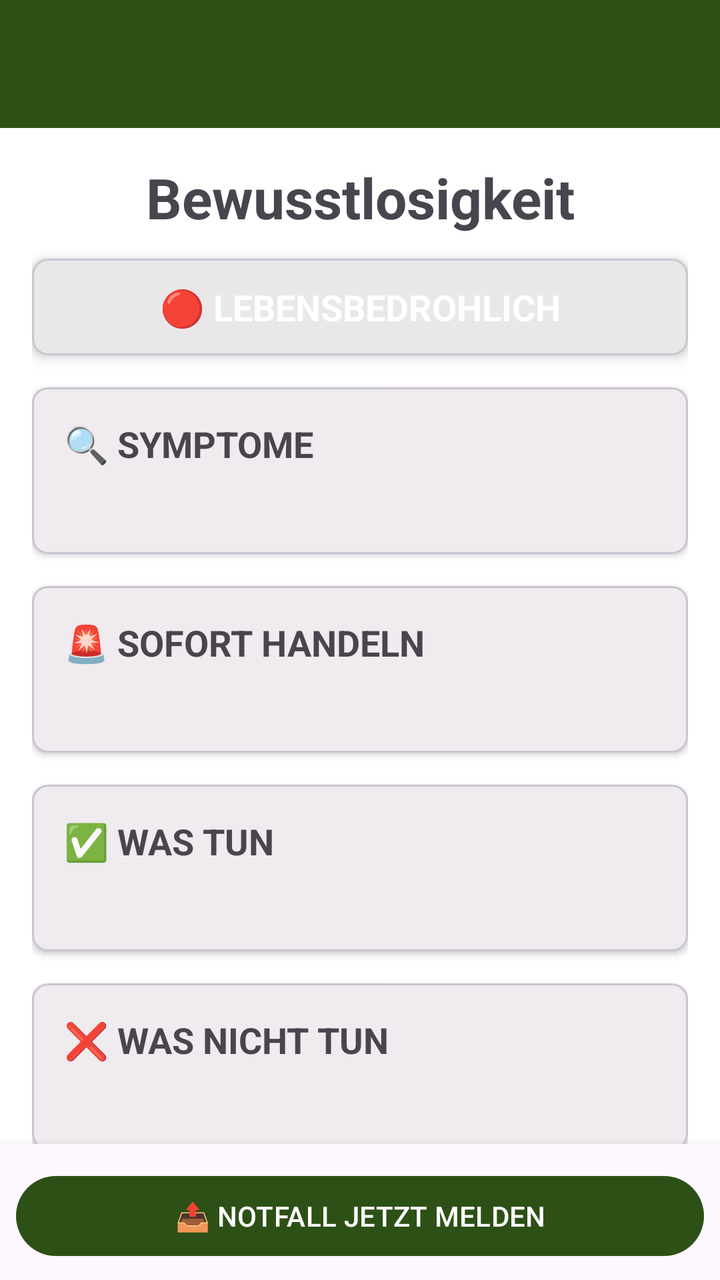
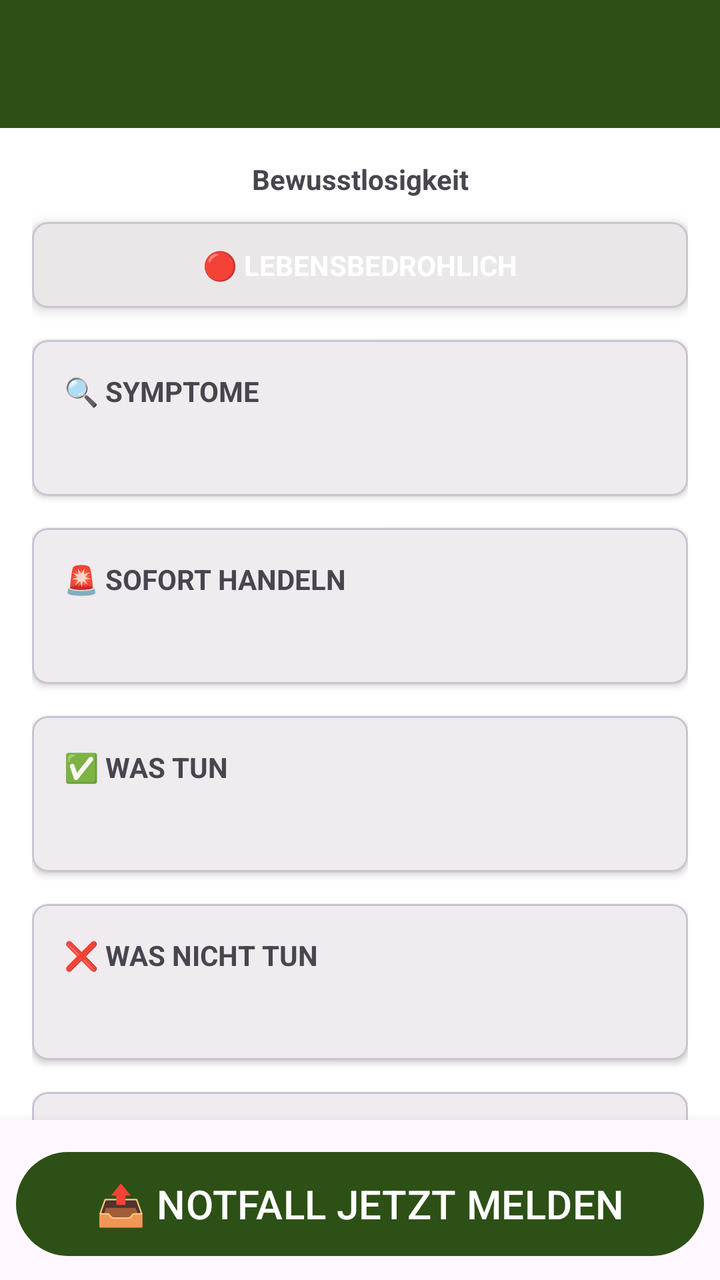

Before-and-after screenshots of an Android layout around one commit, followed by the original layout XML and the change that was made.
<!-- AndroidManifest.xml: application theme Theme.HundeWildnis -->
<!-- res/layout/activity_first_aid_instruction.xml -->
<?xml version="1.0" encoding="utf-8"?>
<androidx.coordinatorlayout.widget.CoordinatorLayout
    xmlns:android="http://schemas.android.com/apk/res/android"
    xmlns:app="http://schemas.android.com/apk/res-auto"
    android:layout_width="match_parent"
    android:layout_height="match_parent">

    <com.google.android.material.appbar.AppBarLayout
        android:layout_width="match_parent"
        android:layout_height="wrap_content"
        android:fitsSystemWindows="true">

        <com.google.android.material.appbar.MaterialToolbar
            android:id="@+id/toolbar"
            android:layout_width="match_parent"
            android:layout_height="?attr/actionBarSize"
            android:background="?attr/colorPrimary"
            app:titleTextColor="@android:color/white" />

    </com.google.android.material.appbar.AppBarLayout>

    <androidx.core.widget.NestedScrollView
        android:layout_width="match_parent"
        android:layout_height="match_parent"
        app:layout_behavior="@string/appbar_scrolling_view_behavior"
        android:paddingBottom="200dp"
        android:clipToPadding="false">

        <LinearLayout
            android:layout_width="match_parent"
            android:layout_height="wrap_content"
            android:orientation="vertical"
            android:padding="16dp">

            
            <TextView
                android:id="@+id/tvTitle"
                android:layout_width="match_parent"
                android:layout_height="wrap_content"
                android:text="Bewusstlosigkeit"
                android:textSize="28sp"
                android:textStyle="bold"
                android:gravity="center" />

            <com.google.android.material.card.MaterialCardView
                android:id="@+id/cardUrgency"
                android:layout_width="match_parent"
                android:layout_height="wrap_content"
                android:layout_marginTop="12dp"
                app:cardElevation="4dp"
                app:cardCornerRadius="8dp">

                <TextView
                    android:id="@+id/tvUrgency"
                    android:layout_width="match_parent"
                    android:layout_height="wrap_content"
                    android:padding="12dp"
                    android:text="🔴 LEBENSBEDROHLICH"
                    android:textSize="18sp"
                    android:textStyle="bold"
                    android:textColor="@android:color/white"
                    android:gravity="center" />

            </com.google.android.material.card.MaterialCardView>

            
            <com.google.android.material.card.MaterialCardView
                android:layout_width="match_parent"
                android:layout_height="wrap_content"
                android:layout_marginTop="16dp"
                app:cardElevation="2dp"
                app:cardCornerRadius="8dp">

                <LinearLayout
                    android:layout_width="match_parent"
                    android:layout_height="wrap_content"
                    android:orientation="vertical"
                    android:padding="16dp">

                    <TextView
                        android:layout_width="match_parent"
                        android:layout_height="wrap_content"
                        android:text="🔍 SYMPTOME"
                        android:textSize="18sp"
                        android:textStyle="bold" />

                    <TextView
                        android:id="@+id/tvSymptoms"
                        android:layout_width="match_parent"
                        android:layout_height="wrap_content"
                        android:layout_marginTop="8dp"
                        android:textSize="14sp" />

                </LinearLayout>

            </com.google.android.material.card.MaterialCardView>

            
            <com.google.android.material.card.MaterialCardView
                android:layout_width="match_parent"
                android:layout_height="wrap_content"
                android:layout_marginTop="16dp"
                app:cardElevation="2dp"
                app:cardCornerRadius="8dp">

                <LinearLayout
                    android:layout_width="match_parent"
                    android:layout_height="wrap_content"
                    android:orientation="vertical"
                    android:padding="16dp">

                    <TextView
                        android:layout_width="match_parent"
                        android:layout_height="wrap_content"
                        android:text="🚨 SOFORT HANDELN"
                        android:textSize="18sp"
                        android:textStyle="bold" />

                    <TextView
                        android:id="@+id/tvImmediateActions"
                        android:layout_width="match_parent"
                        android:layout_height="wrap_content"
                        android:layout_marginTop="8dp"
                        android:textSize="14sp"
                        android:lineSpacingExtra="4dp" />

                </LinearLayout>

            </com.google.android.material.card.MaterialCardView>

            
            <com.google.android.material.card.MaterialCardView
                android:layout_width="match_parent"
                android:layout_height="wrap_content"
                android:layout_marginTop="16dp"
                app:cardElevation="2dp"
                app:cardCornerRadius="8dp">

                <LinearLayout
                    android:layout_width="match_parent"
                    android:layout_height="wrap_content"
                    android:orientation="vertical"
                    android:padding="16dp">

                    <TextView
                        android:layout_width="match_parent"
                        android:layout_height="wrap_content"
                        android:text="✅ WAS TUN"
                        android:textSize="18sp"
                        android:textStyle="bold" />

                    <TextView
                        android:id="@+id/tvDoList"
                        android:layout_width="match_parent"
                        android:layout_height="wrap_content"
                        android:layout_marginTop="8dp"
                        android:textSize="14sp" />

                </LinearLayout>

            </com.google.android.material.card.MaterialCardView>

            
            <com.google.android.material.card.MaterialCardView
                android:layout_width="match_parent"
                android:layout_height="wrap_content"
                android:layout_marginTop="16dp"
                app:cardElevation="2dp"
                app:cardCornerRadius="8dp">

                <LinearLayout
                    android:layout_width="match_parent"
                    android:layout_height="wrap_content"
                    android:orientation="vertical"
                    android:padding="16dp">

                    <TextView
                        android:layout_width="match_parent"
                        android:layout_height="wrap_content"
                        android:text="❌ WAS NICHT TUN"
                        android:textSize="18sp"
                        android:textStyle="bold" />

                    <TextView
                        android:id="@+id/tvDontList"
                        android:layout_width="match_parent"
                        android:layout_height="wrap_content"
                        android:layout_marginTop="8dp"
                        android:textSize="14sp" />

                </LinearLayout>

            </com.google.android.material.card.MaterialCardView>

            
            <com.google.android.material.card.MaterialCardView
                android:layout_width="match_parent"
                android:layout_height="wrap_content"
                android:layout_marginTop="16dp"
                app:cardElevation="2dp"
                app:cardCornerRadius="8dp">

                <LinearLayout
                    android:layout_width="match_parent"
                    android:layout_height="wrap_content"
                    android:orientation="vertical"
                    android:padding="16dp">

                    <TextView
                        android:layout_width="match_parent"
                        android:layout_height="wrap_content"
                        android:text="🚗 TRANSPORT"
                        android:textSize="18sp"
                        android:textStyle="bold" />

                    <TextView
                        android:id="@+id/tvTransportInfo"
                        android:layout_width="match_parent"
                        android:layout_height="wrap_content"
                        android:layout_marginTop="8dp"
                        android:textSize="14sp" />

                </LinearLayout>

            </com.google.android.material.card.MaterialCardView>

            
            <com.google.android.material.card.MaterialCardView
                android:id="@+id/cardSpecialNotes"
                android:layout_width="match_parent"
                android:layout_height="wrap_content"
                android:layout_marginTop="16dp"
                app:cardElevation="2dp"
                app:cardCornerRadius="8dp"
                android:visibility="gone">

                <LinearLayout
                    android:layout_width="match_parent"
                    android:layout_height="wrap_content"
                    android:orientation="vertical"
                    android:padding="16dp"
                    android:background="#FFF3CD">

                    <TextView
                        android:layout_width="match_parent"
                        android:layout_height="wrap_content"
                        android:text="⚠️ WICHTIG"
                        android:textSize="18sp"
                        android:textStyle="bold" />

                    <TextView
                        android:id="@+id/tvSpecialNotes"
                        android:layout_width="match_parent"
                        android:layout_height="wrap_content"
                        android:layout_marginTop="8dp"
                        android:textSize="14sp"
                        android:textStyle="bold" />

                </LinearLayout>

            </com.google.android.material.card.MaterialCardView>

        </LinearLayout>

    </androidx.core.widget.NestedScrollView>

    
    <LinearLayout
        android:layout_width="match_parent"
        android:layout_height="wrap_content"
        android:layout_gravity="bottom"
        android:orientation="vertical"
        android:padding="8dp"
        android:background="?attr/colorSurface"
        android:elevation="8dp">

        
        <com.google.android.material.button.MaterialButton
            android:id="@+id/btnHlwTimer"
            android:layout_width="match_parent"
            android:layout_height="wrap_content"
            android:text="💓 HLW-TIMER STARTEN"
            android:backgroundTint="#d32f2f"
            android:visibility="gone" />

        
        <com.google.android.material.button.MaterialButton
            android:id="@+id/btnTimer"
            android:layout_width="match_parent"
            android:layout_height="wrap_content"
            android:layout_marginTop="4dp"
            android:text="⏱️ TIMER STARTEN"
            android:visibility="gone" />

        
        <com.google.android.material.button.MaterialButton
            android:id="@+id/btnEmergencyReport"
            android:layout_width="match_parent"
            android:layout_height="wrap_content"
            android:layout_marginTop="4dp"
            android:text="📤 NOTFALL JETZT MELDEN" />

    </LinearLayout>

</androidx.coordinatorlayout.widget.CoordinatorLayout>
<!-- resources referenced by this layout -->
<resources>
  <style name="Base.Theme.HundeWildnis" parent="Theme.Material3.Light.NoActionBar">
          <item name="colorPrimary">#2d5016</item>
          <item name="colorPrimaryVariant">#1a3009</item>
          <item name="colorOnPrimary">#FFFFFF</item>
          <item name="colorSecondary">#6b8e4e</item>
          <item name="colorSecondaryVariant">#4a6135</item>
          <item name="colorOnSecondary">#000000</item>
          <item name="android:statusBarColor">?attr/colorPrimaryVariant</item>
  
          <item name="android:navigationBarColor">@android:color/transparent</item>
          <item name="android:windowLightStatusBar">true</item>
          <item name="android:windowLightNavigationBar">true</item>
          <item name="android:enforceNavigationBarContrast" tools:targetApi="q">false</item>
          <item name="android:enforceStatusBarContrast" tools:targetApi="q">false</item>
  
          
          <item name="colorAccent">#2d5016</item>
          <item name="android:textColorPrimary">#000000</item>
  
          
          <item name="materialAlertDialogTheme">@style/AlertDialogTheme</item>
  
          
          <item name="actionMenuTextColor">#FFFFFF</item>
  
          
          <item name="android:windowBackground">#FFFFFF</item>
          <item name="android:colorBackground">#FFFFFF</item>
      </style>
  <style name="AlertDialogTheme" parent="ThemeOverlay.Material3.MaterialAlertDialog">
          
          <item name="colorSurface">#FFFFFF</item>
  
          
          <item name="colorOnSurface">#000000</item>
          <item name="android:textColorPrimary">#000000</item>
  
          
          <item name="buttonBarPositiveButtonStyle">@style/DialogButtonStyle.Light</item>
          <item name="buttonBarNegativeButtonStyle">@style/DialogButtonStyle.Light</item>
          <item name="buttonBarNeutralButtonStyle">@style/DialogButtonStyle.Light</item>
      </style>
  <style name="DialogButtonStyle.Light" parent="Widget.Material3.Button.TextButton.Dialog">
          
          <item name="android:textColor">#2d5016</item>
  
          
          <item name="backgroundTint">@android:color/transparent</item>
  
          
          <item name="rippleColor">#332d5016</item>
      </style>
  <!-- unchanged entries left out for length: 1 -->
</resources>

<!-- the commit's change to res/layout/activity_first_aid_instruction.xml (unified diff, before → after) -->
@@ -5,10 +5,10 @@
     android:layout_width="match_parent"
     android:layout_height="match_parent">
 
-    <com.google.android.material.appbar.AppBarLayout
+    <com.google.android.material.appbar.AppBarLayout android:id="@+id/appbar"
         android:layout_width="match_parent"
         android:layout_height="wrap_content"
-        android:fitsSystemWindows="true">
+        android:fitsSystemWindows="false">
 
         <com.google.android.material.appbar.MaterialToolbar
             android:id="@+id/toolbar"
@@ -38,7 +38,7 @@
                 android:layout_width="match_parent"
                 android:layout_height="wrap_content"
                 android:text="Bewusstlosigkeit"
-                android:textSize="28sp"
+                android:textSize="@dimen/text_body_medium"
                 android:textStyle="bold"
                 android:gravity="center" />
 
@@ -56,7 +56,7 @@
                     android:layout_height="wrap_content"
                     android:padding="12dp"
                     android:text="🔴 LEBENSBEDROHLICH"
-                    android:textSize="18sp"
+                    android:textSize="@dimen/text_body_medium"
                     android:textStyle="bold"
                     android:textColor="@android:color/white"
                     android:gravity="center" />
@@ -81,7 +81,7 @@
                         android:layout_width="match_parent"
                         android:layout_height="wrap_content"
                         android:text="🔍 SYMPTOME"
-                        android:textSize="18sp"
+                        android:textSize="@dimen/text_body_medium"
                         android:textStyle="bold" />
 
                     <TextView
@@ -89,7 +89,7 @@
                         android:layout_width="match_parent"
                         android:layout_height="wrap_content"
                         android:layout_marginTop="8dp"
-                        android:textSize="14sp" />
+                        android:textSize="@dimen/text_body_medium" />
 
                 </LinearLayout>
 
@@ -113,7 +113,7 @@
                         android:layout_width="match_parent"
                         android:layout_height="wrap_content"
                         android:text="🚨 SOFORT HANDELN"
-                        android:textSize="18sp"
+                        android:textSize="@dimen/text_body_medium"
                         android:textStyle="bold" />
 
                     <TextView
@@ -121,7 +121,7 @@
                         android:layout_width="match_parent"
                         android:layout_height="wrap_content"
                         android:layout_marginTop="8dp"
-                        android:textSize="14sp"
+                        android:textSize="@dimen/text_body_medium"
                         android:lineSpacingExtra="4dp" />
 
                 </LinearLayout>
@@ -146,7 +146,7 @@
                         android:layout_width="match_parent"
                         android:layout_height="wrap_content"
                         android:text="✅ WAS TUN"
-                        android:textSize="18sp"
+                        android:textSize="@dimen/text_body_medium"
                         android:textStyle="bold" />
 
                     <TextView
@@ -154,7 +154,7 @@
                         android:layout_width="match_parent"
                         android:layout_height="wrap_content"
                         android:layout_marginTop="8dp"
-                        android:textSize="14sp" />
+                        android:textSize="@dimen/text_body_medium" />
 
                 </LinearLayout>
 
@@ -178,7 +178,7 @@
                         android:layout_width="match_parent"
                         android:layout_height="wrap_content"
                         android:text="❌ WAS NICHT TUN"
-                        android:textSize="18sp"
+                        android:textSize="@dimen/text_body_medium"
                         android:textStyle="bold" />
 
                     <TextView
@@ -186,7 +186,7 @@
                         android:layout_width="match_parent"
                         android:layout_height="wrap_content"
                         android:layout_marginTop="8dp"
-                        android:textSize="14sp" />
+                        android:textSize="@dimen/text_body_medium" />
 
                 </LinearLayout>
 
@@ -210,7 +210,7 @@
                         android:layout_width="match_parent"
                         android:layout_height="wrap_content"
                         android:text="🚗 TRANSPORT"
-                        android:textSize="18sp"
+                        android:textSize="@dimen/text_body_medium"
                         android:textStyle="bold" />
 
                     <TextView
@@ -218,7 +218,7 @@
                         android:layout_width="match_parent"
                         android:layout_height="wrap_content"
                         android:layout_marginTop="8dp"
-                        android:textSize="14sp" />
+                        android:textSize="@dimen/text_body_medium" />
 
                 </LinearLayout>
 
@@ -245,7 +245,7 @@
                         android:layout_width="match_parent"
                         android:layout_height="wrap_content"
                         android:text="⚠️ WICHTIG"
-                        android:textSize="18sp"
+                        android:textSize="@dimen/text_body_medium"
                         android:textStyle="bold" />
 
                     <TextView
@@ -253,7 +253,7 @@
                         android:layout_width="match_parent"
                         android:layout_height="wrap_content"
                         android:layout_marginTop="8dp"
-                        android:textSize="14sp"
+                        android:textSize="@dimen/text_body_medium"
                         android:textStyle="bold" />
 
                 </LinearLayout>
<!-- resource entries referenced after the edit -->
@@ -1,17 +1,21 @@
 <!-- resources referenced by this layout -->
 <resources>
+  <dimen name="text_body_medium">14sp</dimen>
   <style name="Base.Theme.HundeWildnis" parent="Theme.Material3.Light.NoActionBar">
+          
+          <item name="materialButtonStyle">@style/Widget.App.Button</item>
+  
           <item name="colorPrimary">#2d5016</item>
           <item name="colorPrimaryVariant">#1a3009</item>
           <item name="colorOnPrimary">#FFFFFF</item>
           <item name="colorSecondary">#6b8e4e</item>
           <item name="colorSecondaryVariant">#4a6135</item>
           <item name="colorOnSecondary">#000000</item>
-          <item name="android:statusBarColor">?attr/colorPrimaryVariant</item>
-  
+          <item name="android:statusBarColor">@android:color/transparent</item>
           <item name="android:navigationBarColor">@android:color/transparent</item>
+          <item name="android:windowDrawsSystemBarBackgrounds">true</item>
           <item name="android:windowLightStatusBar">true</item>
-          <item name="android:windowLightNavigationBar">true</item>
+          <item name="android:windowLightNavigationBar" tools:targetApi="27">true</item>
           <item name="android:enforceNavigationBarContrast" tools:targetApi="q">false</item>
           <item name="android:enforceStatusBarContrast" tools:targetApi="q">false</item>
   
@@ -21,13 +25,26 @@
   
           
           <item name="materialAlertDialogTheme">@style/AlertDialogTheme</item>
+          <item name="alertDialogTheme">@style/AlertDialogTheme</item>
   
           
           <item name="actionMenuTextColor">#FFFFFF</item>
+          <item name="actionOverflowButtonStyle">@style/Widget.App.Overflow</item>
   
           
           <item name="android:windowBackground">#FFFFFF</item>
           <item name="android:colorBackground">#FFFFFF</item>
+      </style>
+  <style name="Widget.App.Button" parent="Widget.Material3.Button">
+          <item name="autoSizeTextType">uniform</item>
+          <item name="autoSizeMinTextSize">12sp</item>
+          <item name="autoSizeMaxTextSize">@dimen/text_button_large</item>
+          <item name="autoSizeStepGranularity">1sp</item>
+          <item name="android:maxLines">2</item>
+          <item name="android:ellipsize">end</item>
+          <item name="android:paddingStart">16dp</item>
+          <item name="android:paddingEnd">16dp</item>
+          <item name="android:minHeight">60dp</item>
       </style>
   <style name="AlertDialogTheme" parent="ThemeOverlay.Material3.MaterialAlertDialog">
           
@@ -41,10 +58,39 @@
           <item name="buttonBarPositiveButtonStyle">@style/DialogButtonStyle.Light</item>
           <item name="buttonBarNegativeButtonStyle">@style/DialogButtonStyle.Light</item>
           <item name="buttonBarNeutralButtonStyle">@style/DialogButtonStyle.Light</item>
+  
+          
+          <item name="buttonBarStyle">@style/Widget.App.ButtonBar</item>
+  
+          
+          <item name="android:buttonStyle">@style/DialogButtonStyle.Light</item>
       </style>
+  <style name="Widget.App.Overflow" parent="Widget.AppCompat.ActionButton.Overflow">
+          <item name="android:src">@drawable/ic_menu_hamburger</item>
+      </style>
+  <dimen name="text_button_large">20sp</dimen>
   <style name="DialogButtonStyle.Light" parent="Widget.Material3.Button.TextButton.Dialog">
           
           <item name="android:textColor">#2d5016</item>
+  
+          
+          <item name="android:textSize">13sp</item>
+          <item name="android:textAllCaps">false</item>
+          <item name="android:maxLines">2</item>
+          <item name="android:singleLine">false</item>
+          <item name="android:ellipsize">none</item>
+          <item name="autoSizeTextType">uniform</item>
+          <item name="autoSizeMinTextSize">10sp</item>
+          <item name="autoSizeMaxTextSize">16sp</item>
+  
+          
+          <item name="android:paddingStart">2dp</item>
+          <item name="android:paddingEnd">2dp</item>
+          <item name="android:minWidth">0dp</item>
+          <item name="android:insetLeft">0dp</item>
+          <item name="android:insetRight">0dp</item>
+          <item name="android:insetTop">0dp</item>
+          <item name="android:insetBottom">0dp</item>
   
           
           <item name="backgroundTint">@android:color/transparent</item>
@@ -52,6 +98,19 @@
           
           <item name="rippleColor">#332d5016</item>
       </style>
+  <style name="Widget.App.ButtonBar" parent="Widget.AppCompat.ButtonBar.AlertDialog">
+          <item name="android:padding">0dp</item>
+      </style>
+  <!-- drawable ic_menu_hamburger (drawable) -->
+  <vector xmlns:android="http://schemas.android.com/apk/res/android"
+      android:width="24dp"
+      android:height="24dp"
+      android:viewportWidth="24"
+      android:viewportHeight="24">
+      <path
+          android:fillColor="#FFFFFF"
+          android:pathData="M3,18h18v-2H3V18z M3,13h18v-2H3V13z M3,6v2h18V6H3z" />
+  </vector>
   <!-- unchanged entries left out for length: 1 -->
 </resources>
 
